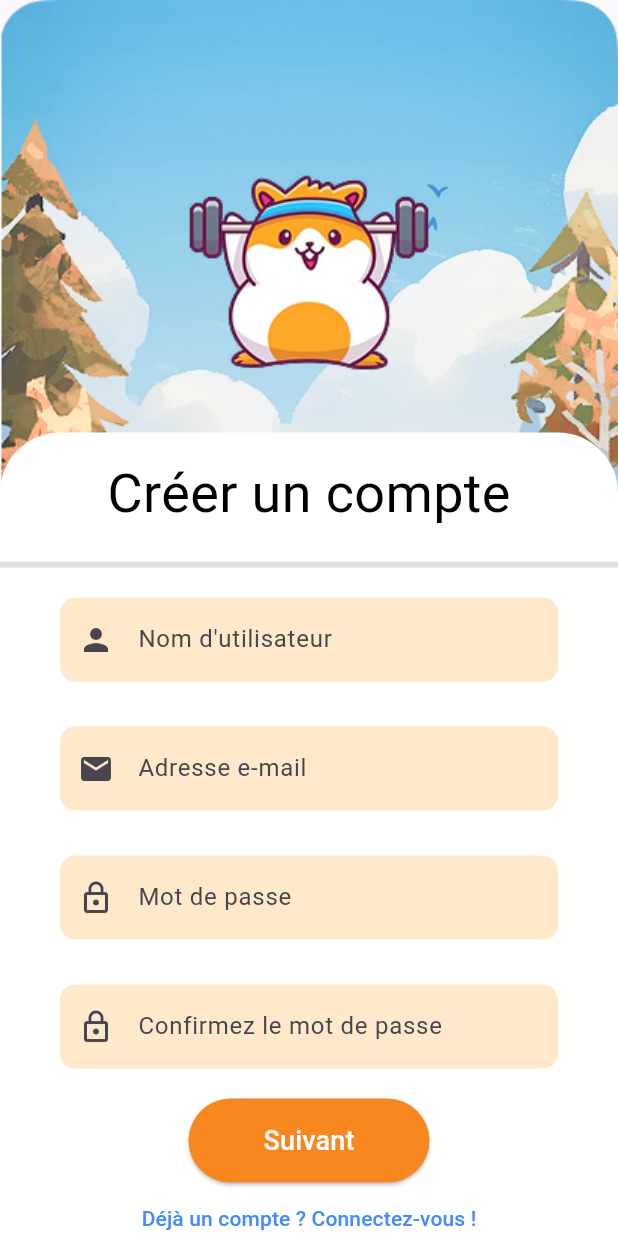
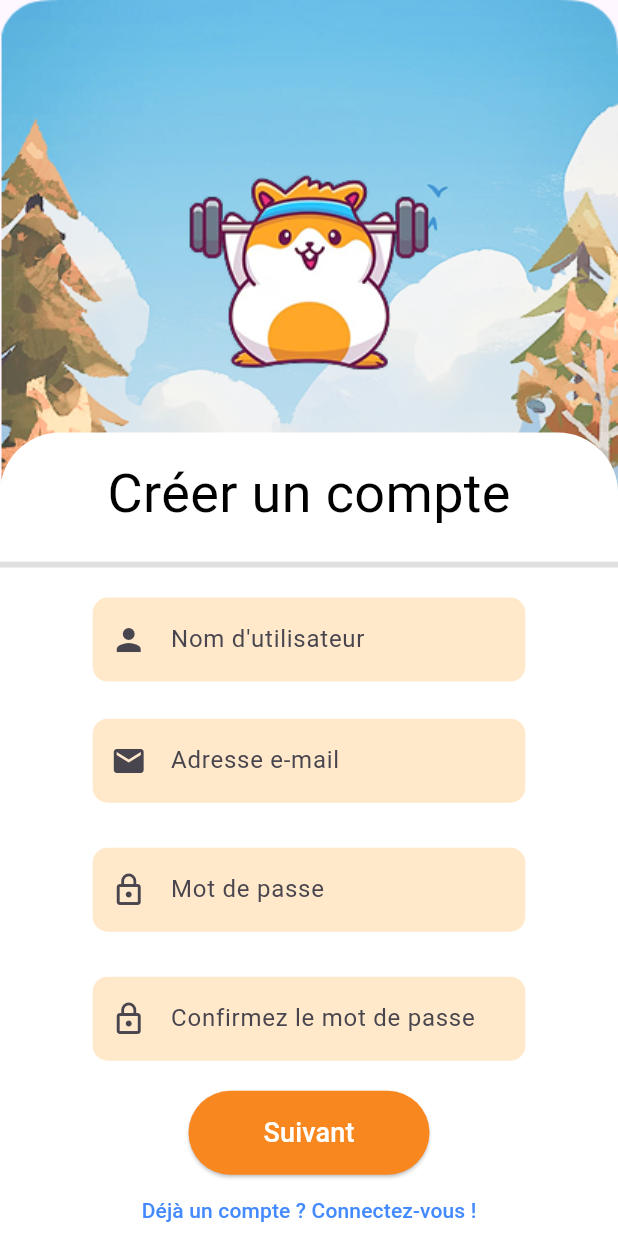
Before and after one commit to Playfit-app/Playfit, a Flutter app: the CreateAccountPage screen opened by its route, on a phone screen of 412 x 824 dp. Run offline on Flutter 3.47's test engine with Material 3 defaults, Android fonts, the phone set to English and light mode, and no system bars; our stand-ins replace camera, carousel_slider, flutter_dotenv, flutter_secure_storage, google_fonts, google_sign_in; missing offline and left inert: flame, google_ml_kit, google_mlkit_pose_detection; accounts and stored records are empty; Roboto replaces fonts that are missing (Amaranth).

Commit message:
fix: size of boxes in register pages

```diff
--- a/playfit-mobile/playfit/lib/authentification/registration_step1.dart
+++ b/playfit-mobile/playfit/lib/authentification/registration_step1.dart
@@ -21,11 +21,14 @@ class RegistrationStep1 extends StatefulWidget {
 class _RegistrationStep1State extends State<RegistrationStep1> {
   @override
   Widget build(BuildContext context) {
-    return Padding(
-      padding: const EdgeInsets.symmetric(horizontal: 40.0),
-      child: Column(
-        children: [
-          TextFormField(
+    double screenHeight = MediaQuery.of(context).size.height;
+    double screenWidth = MediaQuery.of(context).size.width;
+
+    return Column(
+      children: [
+        Padding(
+          padding: EdgeInsets.symmetric(horizontal: screenWidth * 0.15),
+          child: TextFormField(
             controller: widget.usernameController,
             decoration: InputDecoration(
               labelText: 'Nom d\'utilisateur',
@@ -53,8 +56,11 @@ class _RegistrationStep1State extends State<RegistrationStep1> {
               return null;
             },
           ),
-          const SizedBox(height: 30),
-          TextFormField(
+        ),
+        SizedBox(height: screenHeight * 0.03),
+        Padding(
+          padding: EdgeInsets.symmetric(horizontal: screenWidth * 0.15),
+          child: TextFormField(
             controller: widget.emailController,
             decoration: InputDecoration(
               labelText: 'Adresse e-mail',
@@ -84,8 +90,11 @@ class _RegistrationStep1State extends State<RegistrationStep1> {
               return null;
             },
           ),
-          const SizedBox(height: 30),
-          TextFormField(
+        ),
+        const SizedBox(height: 30),
+        Padding(
+          padding: EdgeInsets.symmetric(horizontal: screenWidth * 0.15),
+          child: TextFormField(
             controller: widget.passwordController,
             obscureText: true,
             decoration: InputDecoration(
@@ -118,8 +127,11 @@ class _RegistrationStep1State extends State<RegistrationStep1> {
               return null;
             },
           ),
-          const SizedBox(height: 30),
-          TextFormField(
+        ),
+        const SizedBox(height: 30),
+        Padding(
+          padding: EdgeInsets.symmetric(horizontal: screenWidth * 0.15),
+          child: TextFormField(
             controller: widget.confirmPasswordController,
             obscureText: true,
             decoration: InputDecoration(
@@ -148,8 +160,8 @@ class _RegistrationStep1State extends State<RegistrationStep1> {
               return null;
             },
           ),
-        ],
-      ),
+        ),
+      ],
     );
   }
 }
```
Also changed, not shown: playfit-mobile/playfit/lib/authentification/registration_step2.dart (+26 -11 lines).
